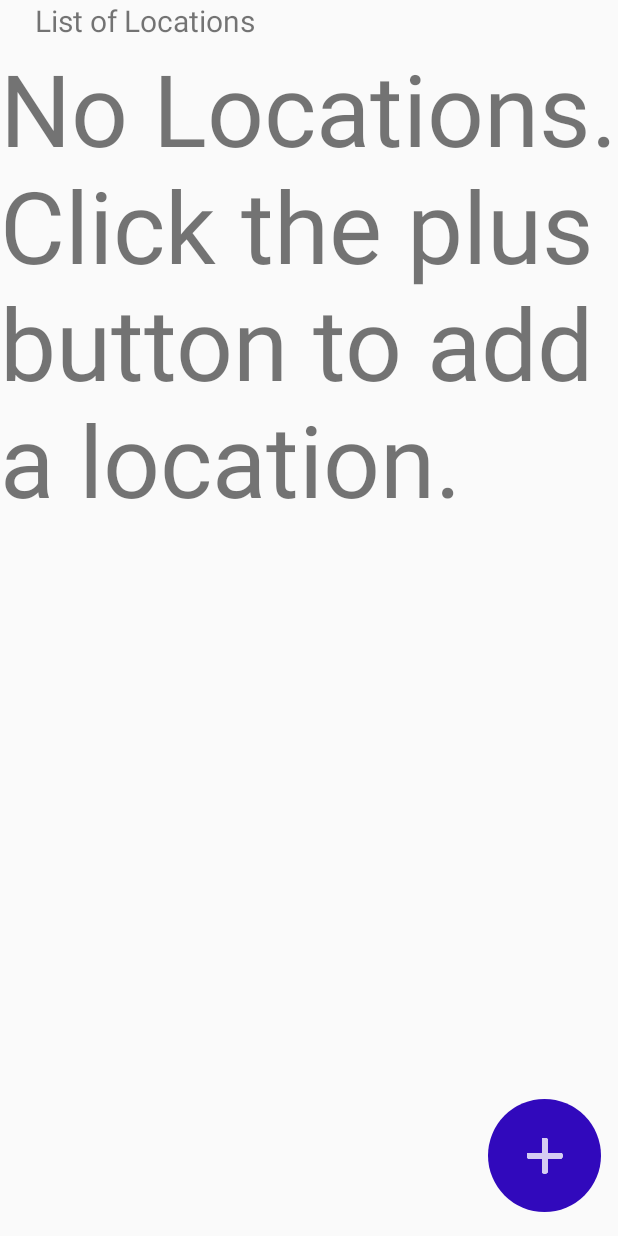
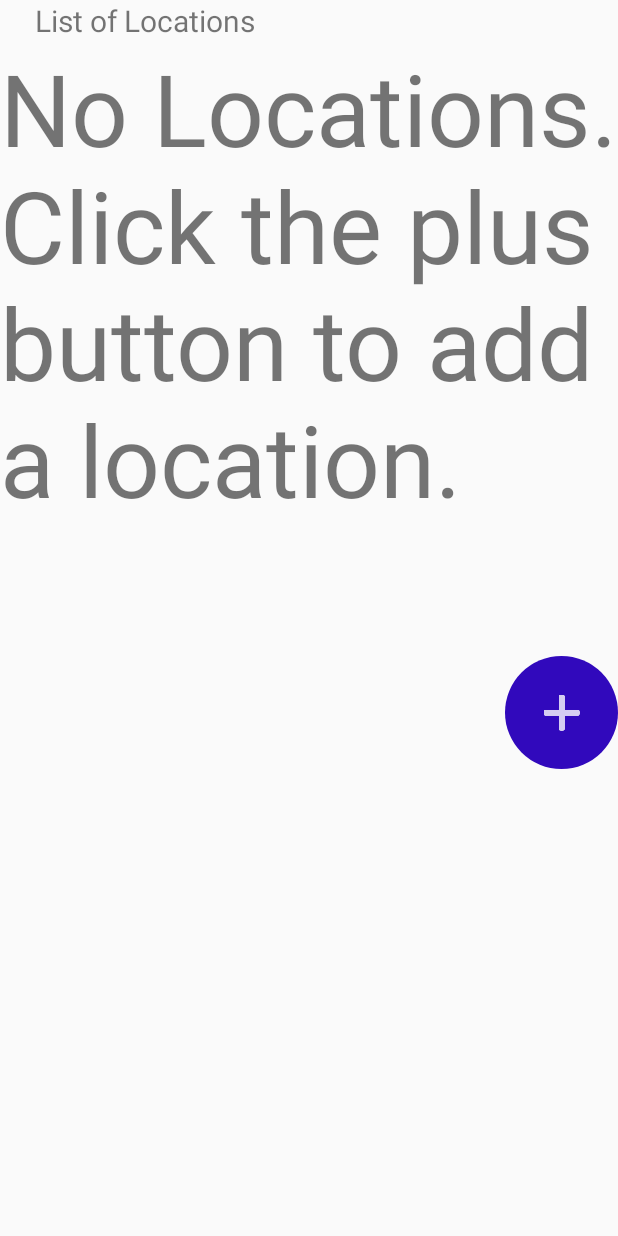
Before and after one commit to jj-li/DementiaHelper, an Android app: the screen it shows after launch (Locations), on a phone screen of 412 x 824 dp. Run offline under Robolectric (Android 15) with nearby library versions, the phone set to English and light mode, and no system bars.

Commit message:
Fixed a minor GUI bug

```diff
--- a/app/src/main/res/layout/activity_locations.xml
+++ b/app/src/main/res/layout/activity_locations.xml
@@ -39,10 +39,7 @@
         android:layout_height="75sp"
         android:background="@drawable/oval"
         android:src="@drawable/add_new_location"
-        android:layout_alignParentBottom="true"
+        android:layout_below="@+id/scrollPane"
         android:layout_alignParentRight="true"
-        android:layout_alignParentEnd="true"
-        android:layout_marginRight="11dp"
-        android:layout_marginEnd="11dp"
-        android:layout_marginBottom="16dp" />
+        android:layout_alignParentEnd="true" />
 </RelativeLayout>
```
Also changed, not shown: app/src/main/java/com/example/jj/dementiahelper/AddLocation.java (+1 -62 lines).
